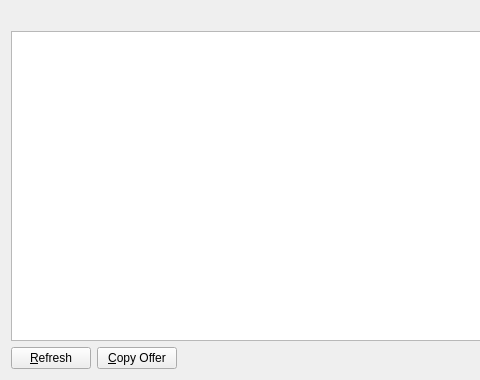
Above: src/qt/forms/myacceptedofferlistpage.ui from syscoin/syscoin1 before the change; both pictures show x 0 to 480 and y 0 to 380 of the 760 by 380 pixel window. Below: the same form after it.
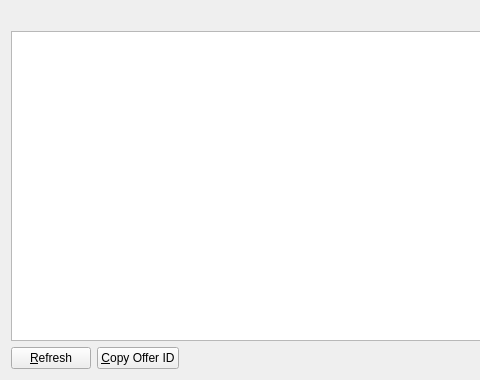
That is the form after the change. Icons and pictures are not drawn.

The edit to the form file:
```diff
--- a/src/qt/forms/myacceptedofferlistpage.ui
+++ b/src/qt/forms/myacceptedofferlistpage.ui
@@ -77,7 +77,7 @@
         <string>Copy the currently selected alias to the system clipboard</string>
        </property>
        <property name="text">
-        <string>&amp;Copy Offer</string>
+        <string>&amp;Copy Offer ID</string>
        </property>
        <property name="icon">
         <iconset resource="../bitcoin.qrc">
```
